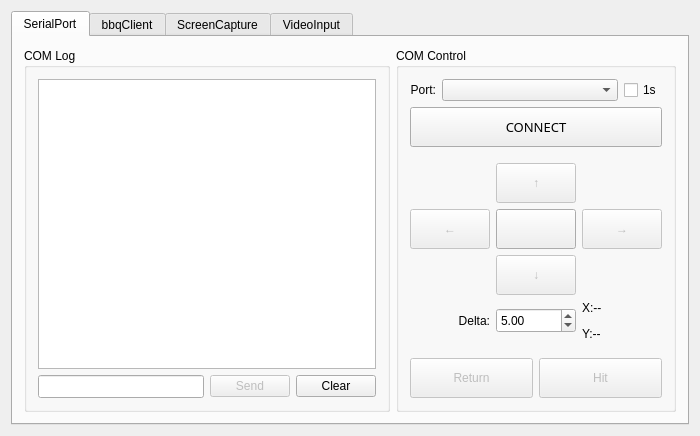
Above: qtCyberDip/qtcyberdip.ui from LostXine/qtCyberDIP before the change. Below: the same form after it.
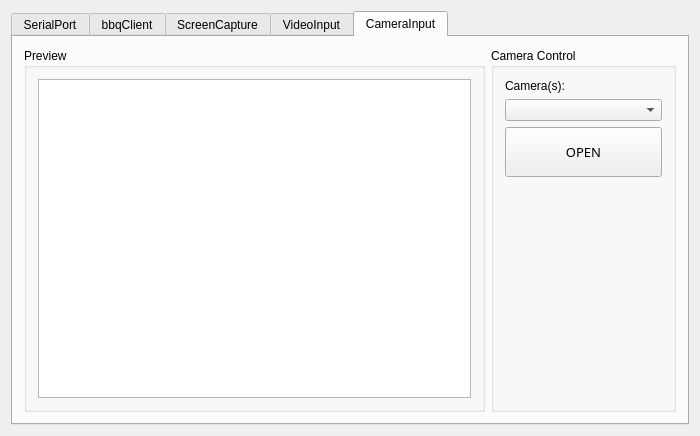
That is the form after the change. Custom widgets are drawn as their Qt base class.

Commit message: add camera input test

```diff
--- a/qtCyberDip/qtcyberdip.ui
+++ b/qtCyberDip/qtcyberdip.ui
@@ -30,7 +30,7 @@
        <enum>QTabWidget::Rounded</enum>
       </property>
       <property name="currentIndex">
-       <number>0</number>
+       <number>4</number>
       </property>
       <property name="usesScrollButtons">
        <bool>true</bool>
@@ -165,6 +165,9 @@
                <property name="text">
                 <string>1s</string>
                </property>
+               <property name="checked">
+                <bool>true</bool>
+               </property>
               </widget>
              </item>
             </layout>
@@ -282,7 +285,7 @@
              <item row="3" column="1">
               <widget class="QPushButton" name="comInitButton">
                <property name="enabled">
-                <bool>true</bool>
+                <bool>false</bool>
                </property>
                <property name="minimumSize">
                 <size>
@@ -994,6 +997,137 @@
         </item>
        </layout>
       </widget>
+      <widget class="QWidget" name="camTab">
+       <attribute name="title">
+        <string>CameraInput</string>
+       </attribute>
+       <layout class="QHBoxLayout" name="horizontalLayout_6">
+        <item>
+         <widget class="QGroupBox" name="camPlayBox">
+          <property name="sizePolicy">
+           <sizepolicy hsizetype="Preferred" vsizetype="Preferred">
+            <horstretch>5</horstretch>
+            <verstretch>0</verstretch>
+           </sizepolicy>
+          </property>
+          <property name="title">
+           <string>Preview</string>
+          </property>
+          <layout class="QVBoxLayout" name="verticalLayout_10">
+           <item>
+            <widget class="ShrinkableQLabel" name="camDisplay">
+             <property name="sizePolicy">
+              <sizepolicy hsizetype="Expanding" vsizetype="Expanding">
+               <horstretch>0</horstretch>
+               <verstretch>0</verstretch>
+              </sizepolicy>
+             </property>
+             <property name="mouseTracking">
+              <bool>true</bool>
+             </property>
+             <property name="focusPolicy">
+              <enum>Qt::NoFocus</enum>
+             </property>
+             <property name="autoFillBackground">
+              <bool>true</bool>
+             </property>
+             <property name="interactive">
+              <bool>false</bool>
+             </property>
+             <property name="sceneRect">
+              <rectf>
+               <x>0.000000000000000</x>
+               <y>0.000000000000000</y>
+               <width>0.000000000000000</width>
+               <height>0.000000000000000</height>
+              </rectf>
+             </property>
+            </widget>
+           </item>
+          </layout>
+         </widget>
+        </item>
+        <item>
+         <widget class="QGroupBox" name="camControlBox">
+          <property name="sizePolicy">
+           <sizepolicy hsizetype="Preferred" vsizetype="Preferred">
+            <horstretch>2</horstretch>
+            <verstretch>0</verstretch>
+           </sizepolicy>
+          </property>
+          <property name="title">
+           <string>Camera Control</string>
+          </property>
+          <layout class="QVBoxLayout" name="verticalLayout_4">
+           <item>
+            <widget class="QLabel" name="vodPathLabel_3">
+             <property name="text">
+              <string>Camera(s):</string>
+             </property>
+             <property name="alignment">
+              <set>Qt::AlignBottom|Qt::AlignLeading|Qt::AlignLeft</set>
+             </property>
+            </widget>
+           </item>
+           <item>
+            <widget class="QComboBox" name="camSelList">
+             <property name="sizePolicy">
+              <sizepolicy hsizetype="Expanding" vsizetype="Fixed">
+               <horstretch>0</horstretch>
+               <verstretch>0</verstretch>
+              </sizepolicy>
+             </property>
+             <property name="minimumSize">
+              <size>
+               <width>0</width>
+               <height>0</height>
+              </size>
+             </property>
+            </widget>
+           </item>
+           <item>
+            <widget class="QPushButton" name="camOpenButton">
+             <property name="sizePolicy">
+              <sizepolicy hsizetype="Minimum" vsizetype="Fixed">
+               <horstretch>0</horstretch>
+               <verstretch>0</verstretch>
+              </sizepolicy>
+             </property>
+             <property name="minimumSize">
+              <size>
+               <width>0</width>
+               <height>50</height>
+              </size>
+             </property>
+             <property name="font">
+              <font>
+               <family>Trebuchet MS</family>
+               <pointsize>10</pointsize>
+              </font>
+             </property>
+             <property name="text">
+              <string>OPEN</string>
+             </property>
+            </widget>
+           </item>
+           <item>
+            <spacer name="verticalSpacer_7">
+             <property name="orientation">
+              <enum>Qt::Vertical</enum>
+             </property>
+             <property name="sizeHint" stdset="0">
+              <size>
+               <width>20</width>
+               <height>40</height>
+              </size>
+             </property>
+            </spacer>
+           </item>
+          </layout>
+         </widget>
+        </item>
+       </layout>
+      </widget>
      </widget>
     </item>
    </layout>
```
The commit also changes 11 other files.
